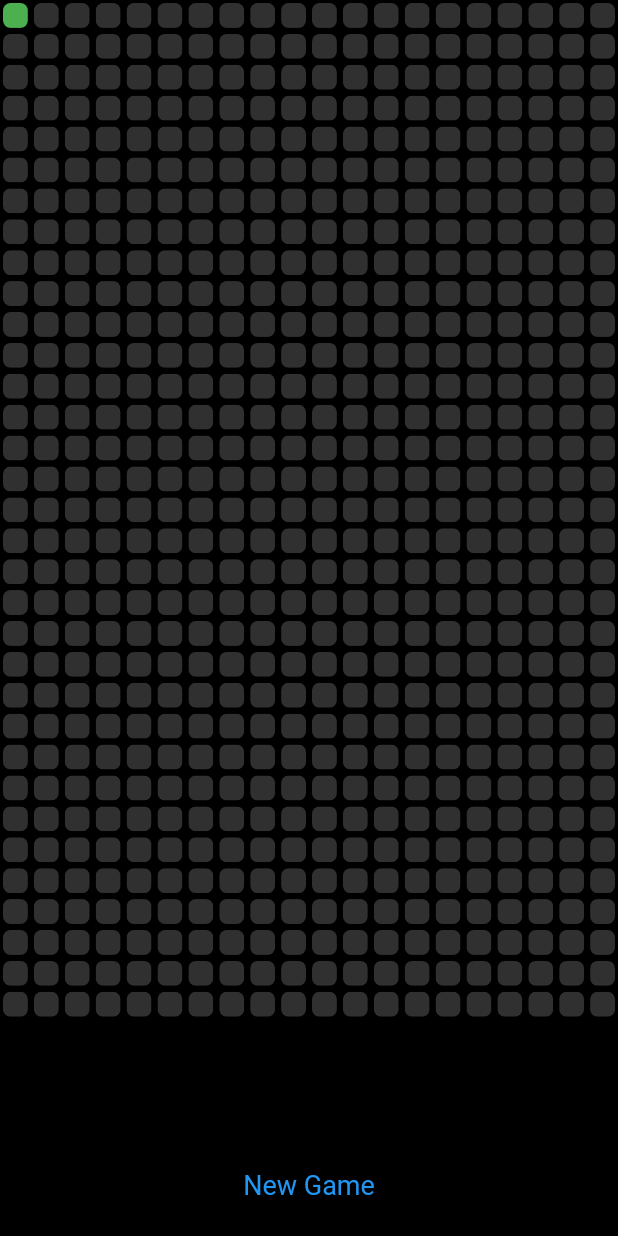
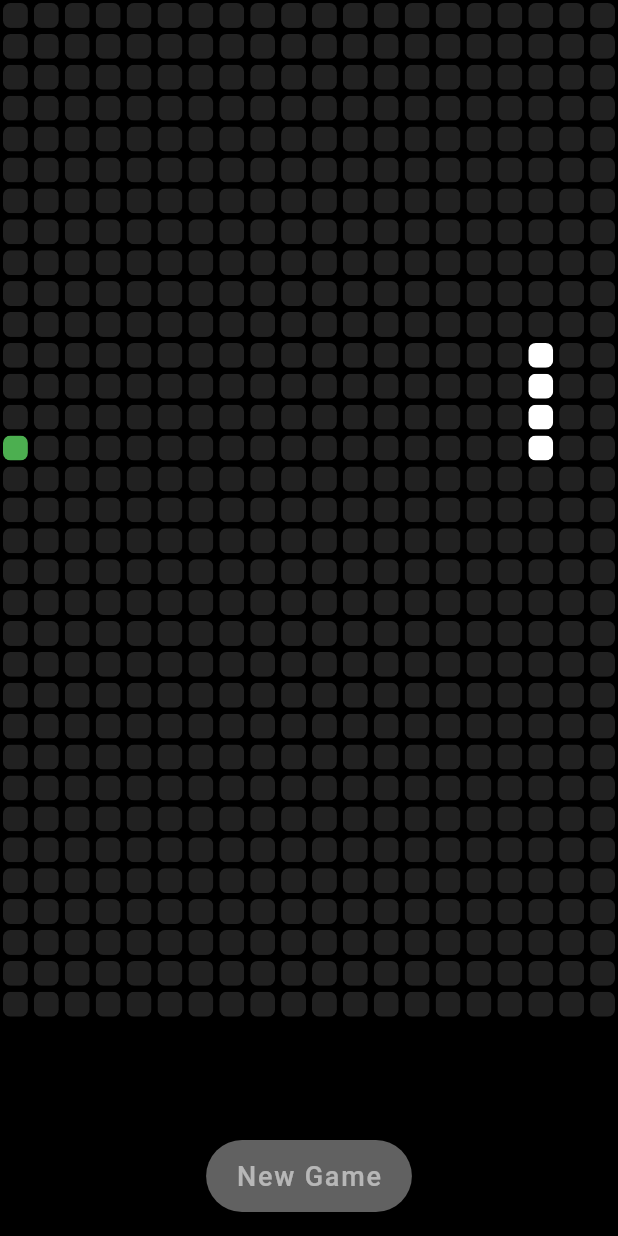
Before and after one commit to neNerower/Sssnake, a Flutter app: the screen it shows after launch, after a tap on "New Game", on a phone screen of 412 x 824 dp. Run offline on Flutter 3.47's test engine with Material 2 defaults, Android fonts, the phone set to English and light mode, and no system bars.

Commit message:
lib: game_screen: try to fix game start

```diff
--- a/lib/screens/components/play_button.dart
+++ b/lib/screens/components/play_button.dart
@@ -1,20 +1,18 @@
 import 'package:flutter/material.dart';
 
 class StartButton extends StatelessWidget {
-  final Function toStart;
+  final void Function() toStart;
   const StartButton({required this.toStart});
 
   @override
   Widget build(BuildContext context) {
-    return TextButton(
-      style: TextButton.styleFrom(
-        textStyle: const TextStyle(
-          fontSize: 18,
-          color: Colors.grey,
-        ),
+    return FloatingActionButton.extended(
+      onPressed: toStart,
+      label: Text(
+        "New Game",
+        style: TextStyle(color: Colors.white54, fontSize: 18),
       ),
-      onPressed: () => toStart,
-      child: const Text('New Game'),
+      backgroundColor: Colors.grey[700],
     );
   }
 }
--- a/lib/screens/game_screen.dart
+++ b/lib/screens/game_screen.dart
@@ -19,7 +19,9 @@ class GameScreen extends StatefulWidget {
 
 class _GameScreenState extends State<GameScreen> {
   SnakeModel snake = SnakeModel(length: 0);
-  int apple = 0;
+  int apple = -1;
+  // Game running statis
+  bool _isGameRunning = false;
 
   // Getting apple
   static var random = Random();
@@ -29,9 +31,13 @@ class _GameScreenState extends State<GameScreen> {
 
   // Starting game process
   void startGame({Speed speed = Speed.normal}) {
+    print("Start");
     // Init game data
-    SnakeModel snake = SnakeModel();
+    snake = SnakeModel();
     _generateNewApple();
+
+    // Change game running status
+    _isGameRunning = true;
 
     // Start updating timer
     var duration = Duration(milliseconds: (400 - speed.index * 100));
@@ -41,6 +47,7 @@ class _GameScreenState extends State<GameScreen> {
       // If snake is dead
       if (!snake.isAlive()) {
         timer.cancel();
+        _isGameRunning = false;
       }
     });
   }
@@ -102,24 +109,20 @@ class _GameScreenState extends State<GameScreen> {
                     } else if (apple == index) {
                       return Cell(color: Colors.green);
                     } else {
-                      return Cell(color: Colors.grey[850]);
+                      return Cell(color: Colors.grey[900]);
                     }
                   },
                 ),
               ),
             ),
-            // Control bar
-            Padding(
-              padding: EdgeInsets.only(bottom: 10, left: 20, right: 20),
-              child: Row(
-                mainAxisAlignment: MainAxisAlignment.center,
-                children: <Widget>[
-                  StartButton(toStart: () => startGame()),
-                ],
-              ),
-            ),
           ],
         ),
+        floatingActionButtonLocation: FloatingActionButtonLocation.centerFloat,
+        floatingActionButton: !_isGameRunning
+            ? StartButton(
+                toStart: startGame,
+              )
+            : null,
       ),
     );
   }
```
